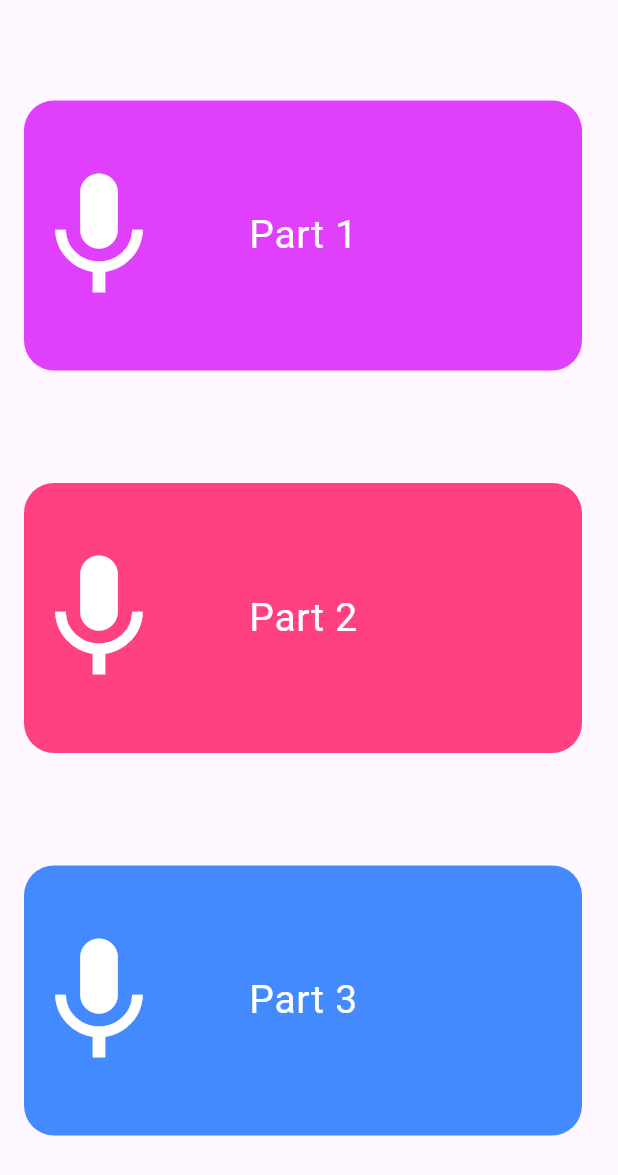
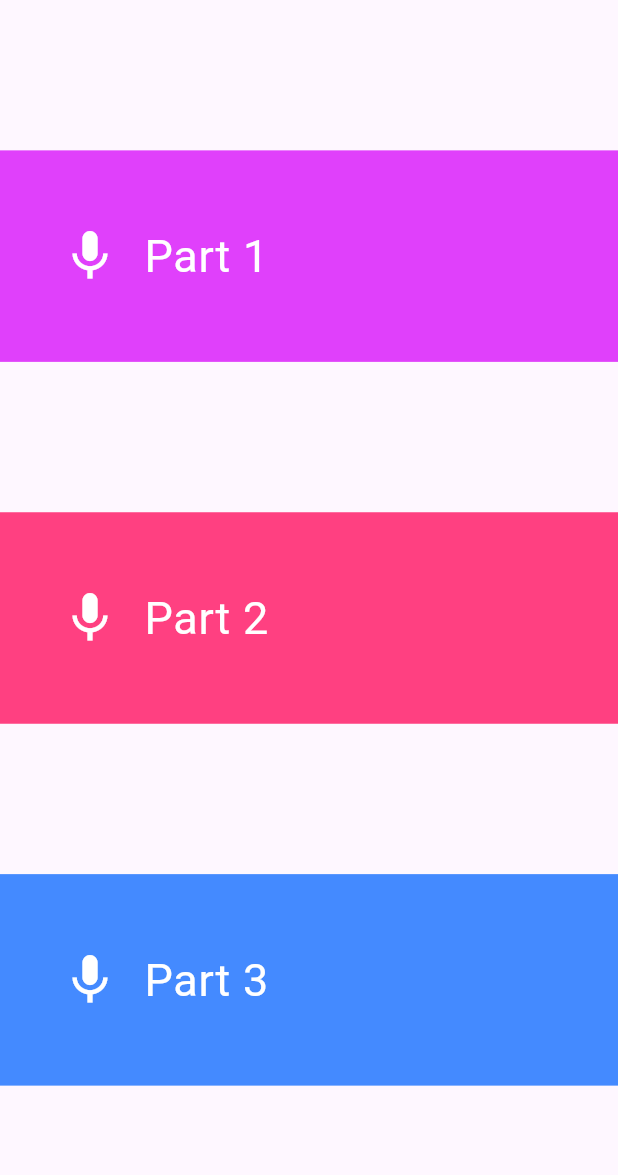
Before and after one commit to Murodulla/ielts_speaking_practive, a Flutter app: the screen it shows after launch, on a phone screen of 412 x 824 dp. Shown: the top 1175 px of the screen. Run offline on Flutter 3.47's test engine with Material 3 defaults, Android fonts, the phone set to English and light mode, and no system bars; our stand-ins replace firebase_core; accounts and stored records are empty.

Commit message:
setup ios

```diff
--- a/lib/main.dart
+++ b/lib/main.dart
@@ -1,3 +1,5 @@
+import 'package:firebase_core/firebase_core.dart';
+import 'package:flutter/foundation.dart';
 import 'package:flutter/material.dart';
 import 'package:ielts_speaking_practive/view_models/section_one_view_model.dart';
 import 'package:ielts_speaking_practive/view_models/section_three_view_model.dart';
@@ -5,9 +7,11 @@ import 'package:ielts_speaking_practive/view_models/section_two_view_model.dart'
 import 'package:ielts_speaking_practive/views/dashboard_view.dart';
 import 'package:provider/provider.dart';
 
-void main() {
+void main() async {
   WidgetsFlutterBinding.ensureInitialized();
-
+  if (kIsWeb == false) {
+    await Firebase.initializeApp();
+  }
   runApp(const MyApp());
 }
 
--- a/lib/views/dashboard_view.dart
+++ b/lib/views/dashboard_view.dart
@@ -38,10 +38,20 @@ class _DashboardViewState extends State<DashboardView> {
                   ),
                 );
               },
-              title: const DashboardButtonWidget(
-                color: Colors.purpleAccent,
-                title: "Part 1",
+              leading: const Icon(
+                Icons.mic,
+                size: 40,
+                color: Colors.white,
               ),
+              title: const Text(
+                "Part 1",
+                style: TextStyle(
+                  fontSize: 30,
+                  color: Colors.white,
+                ),
+              ),
+              tileColor: Colors.purpleAccent,
+              contentPadding: const EdgeInsets.all(40),
             ),
             const Spacer(),
             ListTile(
@@ -52,10 +62,20 @@ class _DashboardViewState extends State<DashboardView> {
                   ),
                 );
               },
-              title: const DashboardButtonWidget(
-                color: Colors.pinkAccent,
-                title: "Part 2",
+              leading: const Icon(
+                Icons.mic,
+                size: 40,
+                color: Colors.white,
               ),
+              title: const Text(
+                "Part 2",
+                style: TextStyle(
+                  fontSize: 30,
+                  color: Colors.white,
+                ),
+              ),
+              tileColor: Colors.pinkAccent,
+              contentPadding: const EdgeInsets.all(40),
             ),
             const Spacer(),
             ListTile(
@@ -66,10 +86,20 @@ class _DashboardViewState extends State<DashboardView> {
                   ),
                 );
               },
-              title: const DashboardButtonWidget(
-                color: Colors.blueAccent,
-                title: "Part 3",
+              leading: const Icon(
+                Icons.mic,
+                size: 40,
+                color: Colors.white,
               ),
+              title: const Text(
+                "Part 3",
+                style: TextStyle(
+                  fontSize: 30,
+                  color: Colors.white,
+                ),
+              ),
+              tileColor: Colors.blueAccent,
+              contentPadding: const EdgeInsets.all(40),
             ),
             const Spacer(),
           ],
--- a/pubspec.yaml
+++ b/pubspec.yaml
@@ -37,6 +37,8 @@ dependencies:
   cupertino_icons: ^1.0.8
   provider: ^6.1.5
   json_annotation: ^4.9.0
+  firebase_core: ^3.15.1
+  firebase_auth: ^5.6.2
 
 dev_dependencies:
   flutter_test:
```
Also changed, not shown: pubspec.lock, 15 other files.
